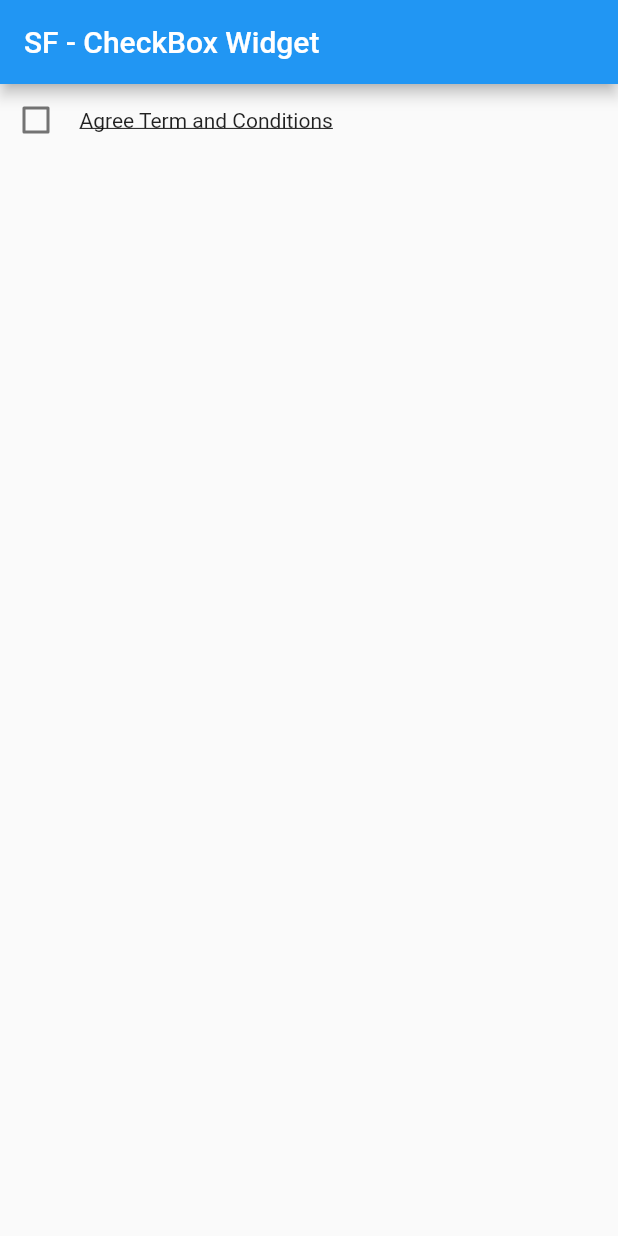
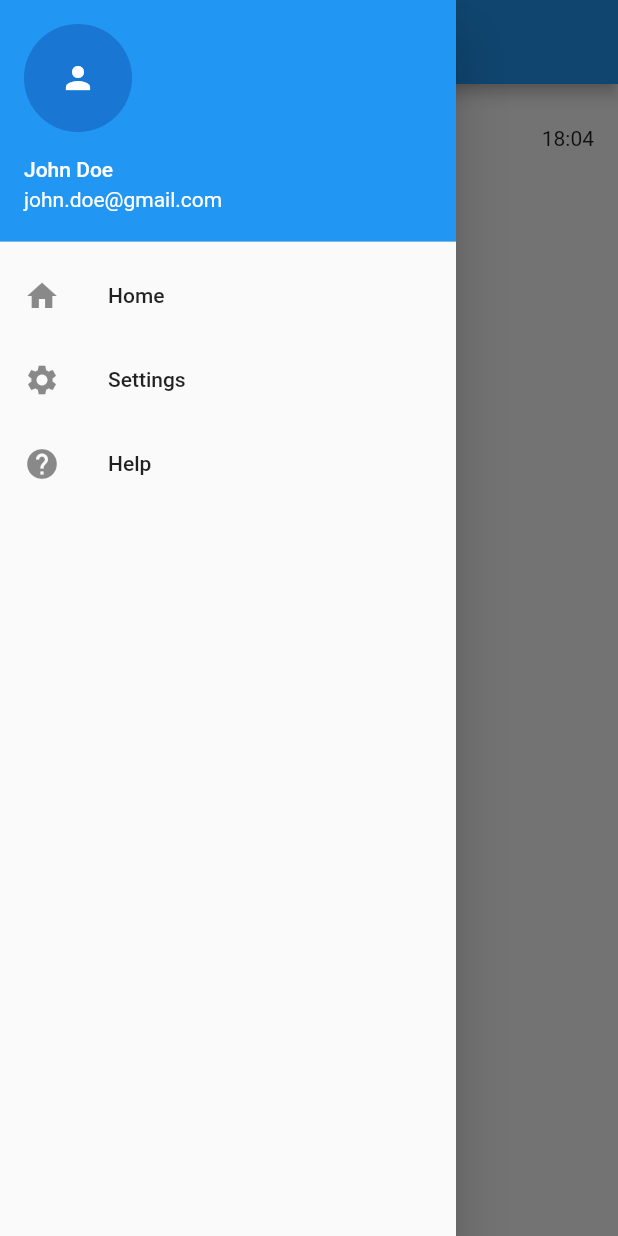
Before and after one commit to irfanzidniofficial/flutter_basic_apps, a Flutter app: the screen it shows after launch, with the side drawer open (before the commit the screen has no drawer), on a phone screen of 412 x 824 dp. Run offline on Flutter 3.47's test engine with Material 2 defaults, Android fonts, the phone set to English and light mode, and no system bars.

Commit message:
basic navigation

```diff
--- /dev/null
+++ b/lib/basic_navigation/drawer_widget.dart
@@ -0,0 +1,71 @@
+import 'package:flutter/material.dart';
+
+class DrawerWidget extends StatelessWidget {
+  const DrawerWidget({super.key});
+
+  @override
+  Widget build(BuildContext context) {
+    return Scaffold(
+      appBar: AppBar(
+        title: const Text(
+          'SF - Drawer Widget',
+        ),
+      ),
+      drawer: Drawer(
+        child: ListView(
+          children: [
+            const UserAccountsDrawerHeader(
+              accountName: Text('John Doe'),
+              accountEmail: Text('john.doe@gmail.com'),
+              currentAccountPicture: CircleAvatar(
+                child: Icon(Icons.person),
+              ),
+            ),
+            ListTile(
+              leading: const Icon(Icons.home),
+              title: const Text('Home'),
+              onTap: () {
+                Navigator.pop(context);
+              },
+            ),
+            ListTile(
+              leading: const Icon(Icons.settings),
+              title: const Text('Settings'),
+              onTap: () {
+                Navigator.pop(context);
+              },
+            ),
+            ListTile(
+              leading: const Icon(Icons.help),
+              title: const Text('Help'),
+              onTap: () {
+                Navigator.pop(context);
+              },
+            ),
+          ],
+        ),
+      ),
+      body: ListView(
+        children: [
+          ListTile(
+            leading: const CircleAvatar(child: Icon(Icons.person)),
+            title: const Text(
+              'Wak Aji',
+              style: TextStyle(fontSize: 16, fontWeight: FontWeight.w500),
+            ),
+            subtitle: const Text(
+              'Hi Irfan!',
+              style: TextStyle(
+                fontSize: 13,
+              ),
+            ),
+            trailing: const Text('18:04'),
+            onTap: () {
+              Navigator.pop(context);
+            },
+          ),
+        ],
+      ),
+    );
+  }
+}
--- a/lib/main.dart
+++ b/lib/main.dart
@@ -1,7 +1,5 @@
 import 'package:flutter/material.dart';
-import 'package:flutter_application/basic_form/bottomsheet_widget.dart';
-import 'package:flutter_application/basic_form/checkbox_widget.dart';
-import 'package:flutter_application/basic_form/snackbar_widget.dart';
+import 'package:flutter_application/basic_navigation/drawer_widget.dart';
 
 void main() {
   runApp(const MyApp());
@@ -17,7 +15,7 @@ class MyApp extends StatelessWidget {
       theme: ThemeData(
         primarySwatch: Colors.blue,
       ),
-      home: const CheckBoxWidget(),
+      home: const DrawerWidget(),
     );
   }
 }
```
Also changed, not shown: lib/basic_navigation/bottom_navbar.dart (added, +53 -0 lines), lib/basic_navigation/navigation_pop.dart (added, +30 -0 lines), lib/basic_navigation/navigation_push.dart (added, +37 -0 lines), lib/basic_navigation/tabbar_widget.dart (added, +81 -0 lines).
